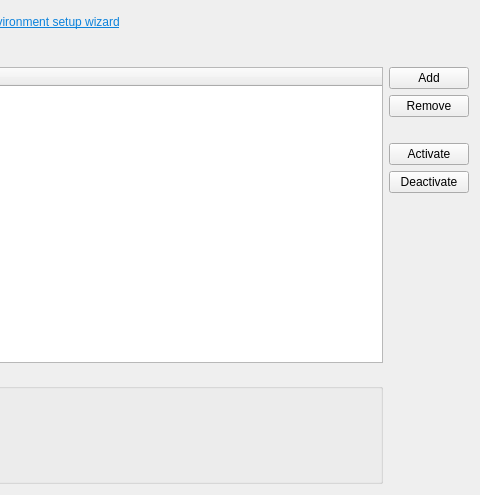
qt-creator/qt-creator, file src/plugins/qnx/blackberryndksettingswidget.ui: the form before one commit; both pictures show x 293 to 773 and y 0 to 495 of the 773 by 495 pixel window.
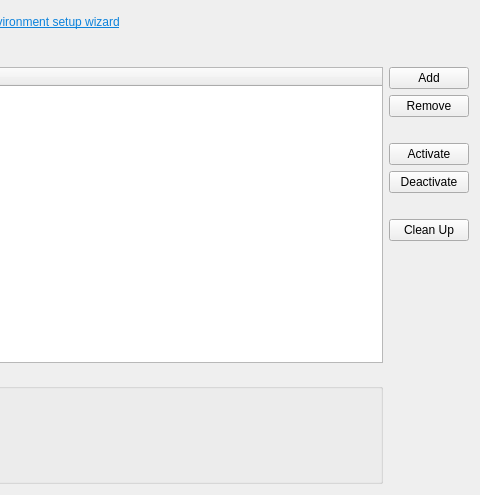
The form after the commit.

```diff
--- a/src/plugins/qnx/blackberryndksettingswidget.ui
+++ b/src/plugins/qnx/blackberryndksettingswidget.ui
@@ -229,6 +229,29 @@
          </property>
         </widget>
        </item>
+       <item>
+        <spacer name="verticalSpacer_3">
+         <property name="orientation">
+          <enum>Qt::Vertical</enum>
+         </property>
+         <property name="sizeType">
+          <enum>QSizePolicy::Fixed</enum>
+         </property>
+         <property name="sizeHint" stdset="0">
+          <size>
+           <width>13</width>
+           <height>20</height>
+          </size>
+         </property>
+        </spacer>
+       </item>
+       <item>
+        <widget class="QPushButton" name="cleanUpButton">
+         <property name="text">
+          <string>Clean Up</string>
+         </property>
+        </widget>
+       </item>
        <item>
         <spacer name="verticalSpacer">
          <property name="orientation">
```
